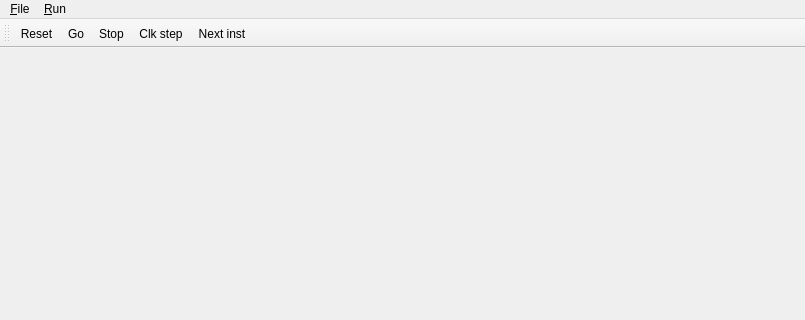
Qt form vargen_simulator/vargen/mainwindow.ui (saul-rodriguez/Qt) before a commit; both pictures show x 0 to 805 and y 0 to 320 of the 805 by 664 pixel window.
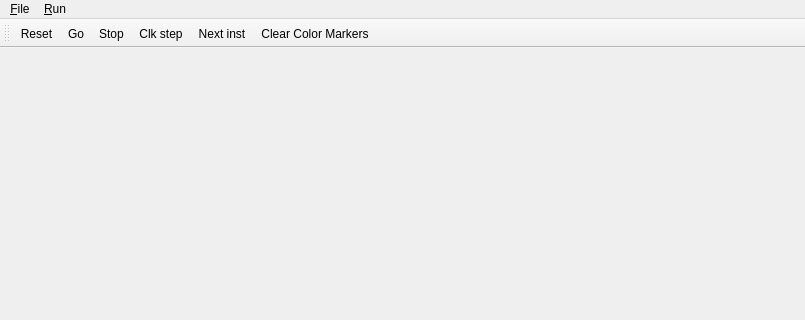
The same form after that commit.

```diff
--- a/vargen_simulator/vargen/mainwindow.ui
+++ b/vargen_simulator/vargen/mainwindow.ui
@@ -62,6 +62,7 @@
    <addaction name="action_Stop"/>
    <addaction name="action_Clk_step"/>
    <addaction name="action_Next_inst"/>
+   <addaction name="action_Clear_Color_Markers"/>
   </widget>
   <action name="actionOpen">
    <property name="text">
@@ -112,6 +113,14 @@
     <string>Open &amp;Hex</string>
    </property>
   </action>
+  <action name="action_Clear_Color_Markers">
+   <property name="text">
+    <string>&amp;Clear Color Markers</string>
+   </property>
+   <property name="toolTip">
+    <string>Clear Mrk.</string>
+   </property>
+  </action>
  </widget>
  <resources/>
  <connections/>
```
Left out of the diff: 1 changed line with no effect on the pictures.
